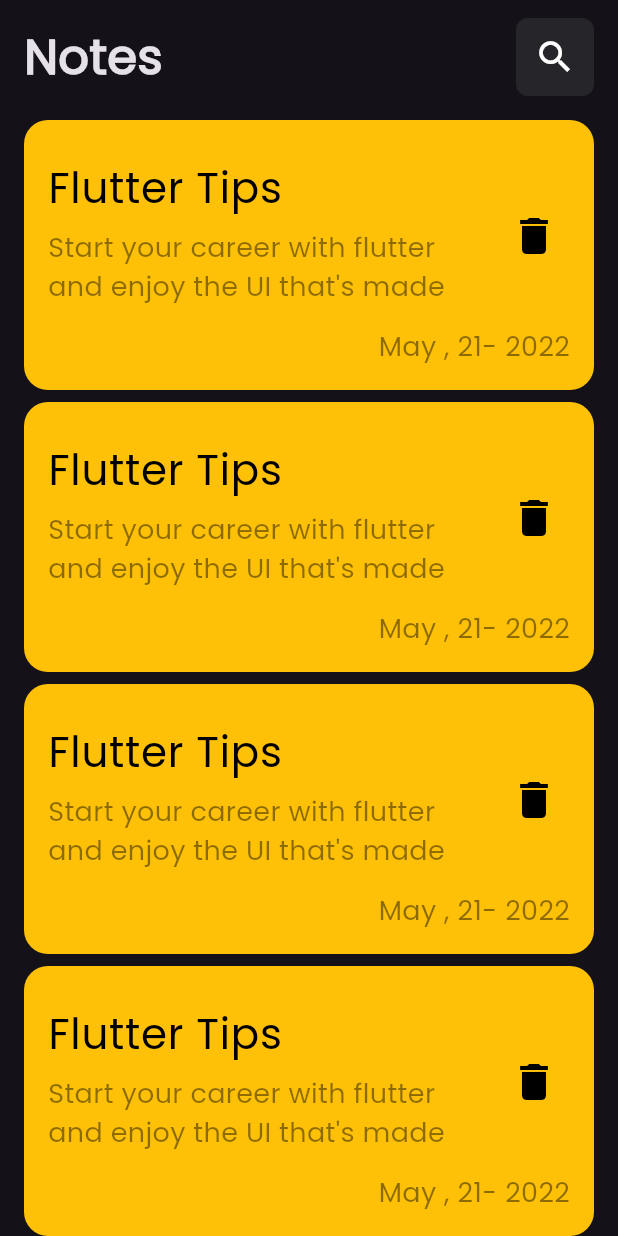
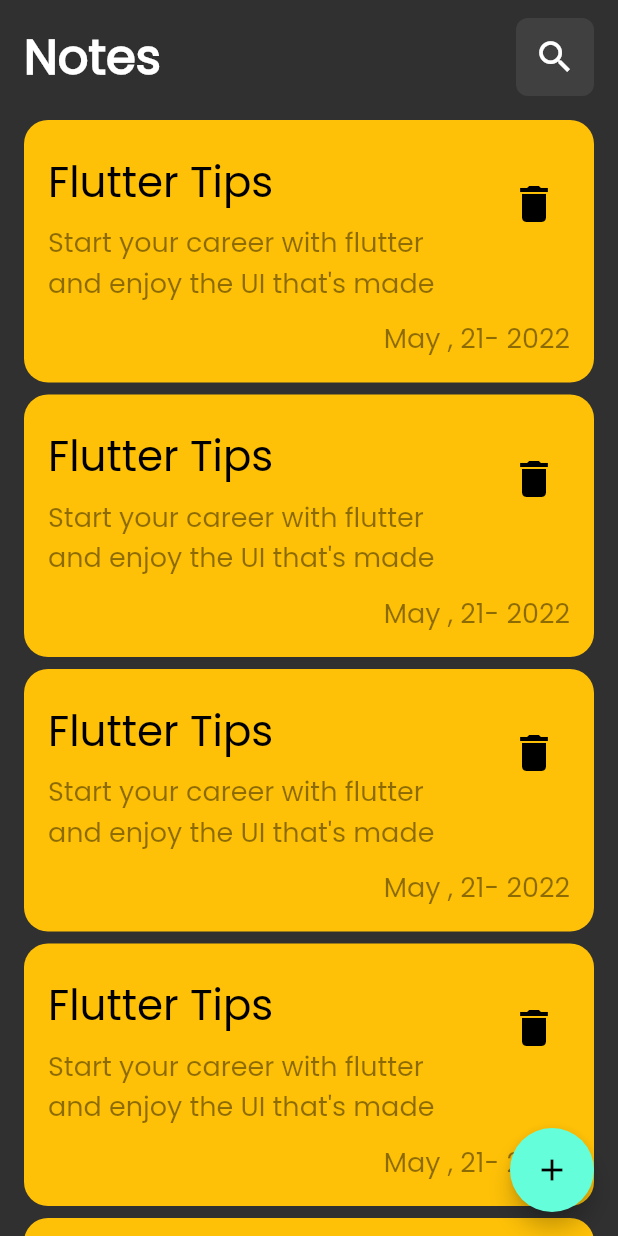
Before and after one commit to osamaahmedalsharabi/note_app, a Flutter app: the screen it shows after launch, on a phone screen of 412 x 824 dp. Run offline on Flutter 3.47's test engine with Material 3 defaults, Android fonts, the phone set to English and light mode, and no system bars.

Commit message:
add floating action button and user the material two for the design

```diff
--- a/lib/main.dart
+++ b/lib/main.dart
@@ -13,6 +13,7 @@
     return MaterialApp(
       debugShowCheckedModeBanner: false,
       theme: ThemeData(
+        useMaterial3: false,
         brightness: Brightness.dark,
         fontFamily: 'Poppins',
       ),
--- a/lib/views/home_view.dart
+++ b/lib/views/home_view.dart
@@ -6,9 +6,14 @@
 
   @override
   Widget build(BuildContext context) {
-    return const SafeArea(
+    return SafeArea(
       child: Scaffold(
-        body: HomeViewBody(),
+        floatingActionButton: FloatingActionButton(
+          onPressed: () {},
+          child: const Icon(Icons.add),
+        ),
+        floatingActionButtonAnimator: FloatingActionButtonAnimator.scaling,
+        body: const HomeViewBody(),
       ),
     );
   }
--- a/lib/views/widgets/home_view_body.dart
+++ b/lib/views/widgets/home_view_body.dart
@@ -1,6 +1,5 @@
 import 'package:flutter/material.dart';
 import 'package:third_note_app/views/widgets/custom_app_bar.dart';
-import 'package:third_note_app/views/widgets/note_item_widget.dart';
 import 'package:third_note_app/views/widgets/note_list_view_widget.dart';
 
 class HomeViewBody extends StatelessWidget {
```
